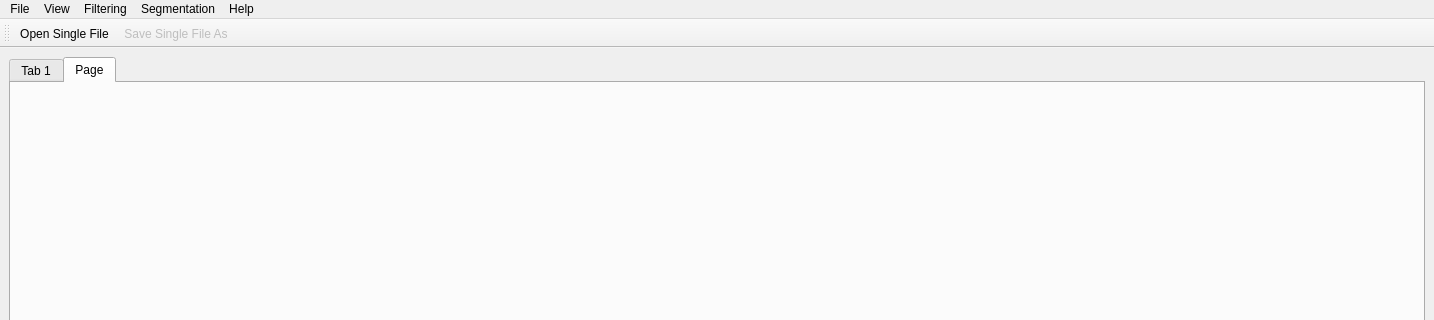
First picture: the form in branches/GoFigure2Beta/Code/GUI/src/go.ui, repository gofigure2/GoFigure2, before the edit; both pictures show x 0 to 1434 and y 0 to 320 of the 1434 by 826 pixel window.
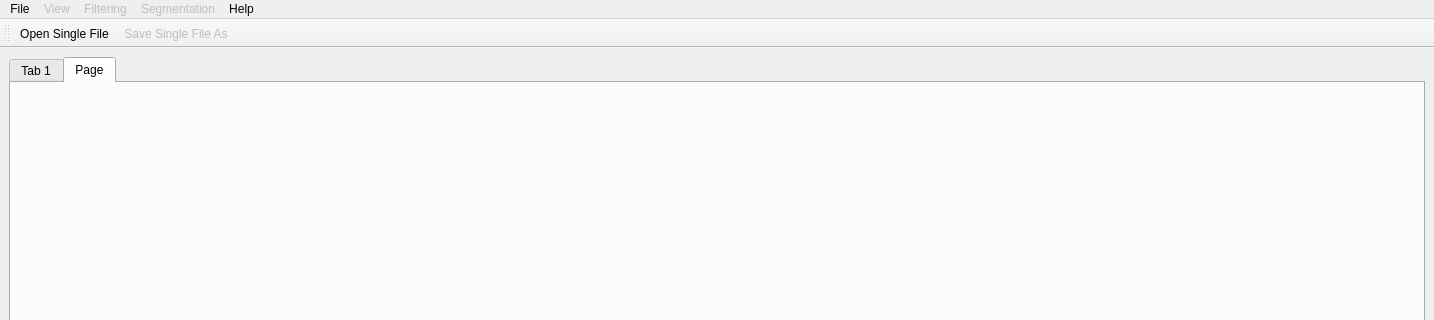
Second picture: the form after the edit. Icons and pictures are not drawn.

Patch:
```diff
--- a/branches/GoFigure2Beta/Code/GUI/src/go.ui
+++ b/branches/GoFigure2Beta/Code/GUI/src/go.ui
@@ -122,16 +122,25 @@
     <addaction name="actionDeveloper_mailing_list"/>
    </widget>
    <widget class="QMenu" name="menuView">
+    <property name="enabled">
+     <bool>false</bool>
+    </property>
     <property name="title">
      <string>View</string>
     </property>
    </widget>
    <widget class="QMenu" name="menuFiltering">
+    <property name="enabled">
+     <bool>false</bool>
+    </property>
     <property name="title">
      <string>Filtering</string>
     </property>
    </widget>
    <widget class="QMenu" name="menuSegmentation">
+    <property name="enabled">
+     <bool>false</bool>
+    </property>
     <property name="title">
      <string>Segmentation</string>
     </property>
```
